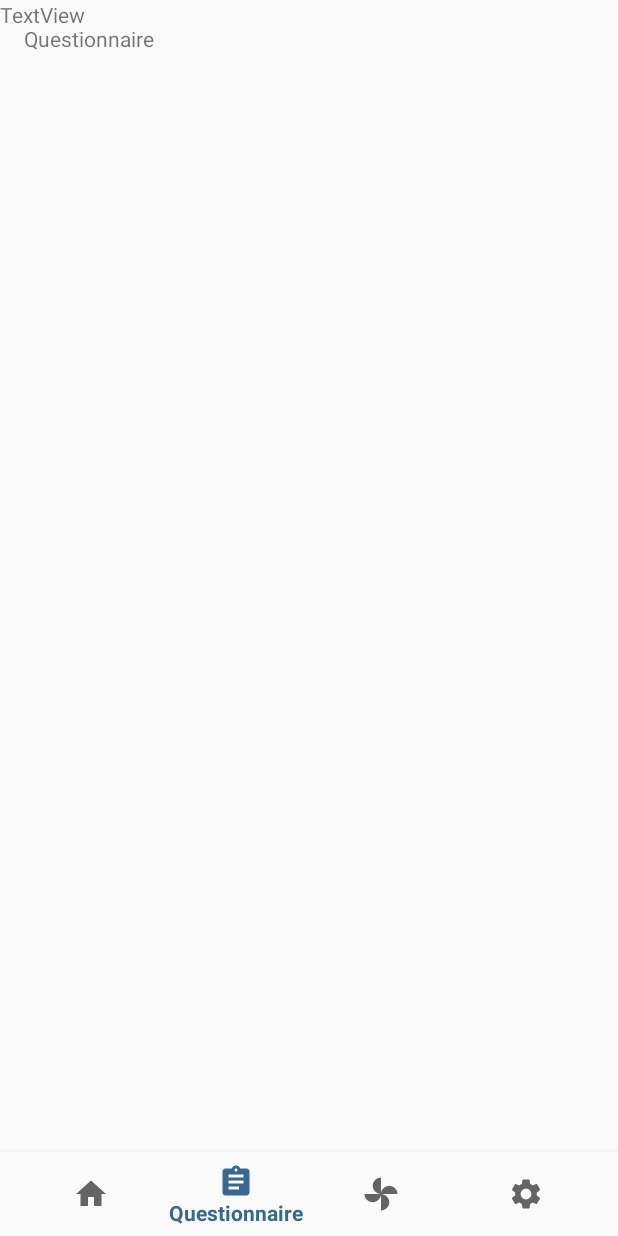
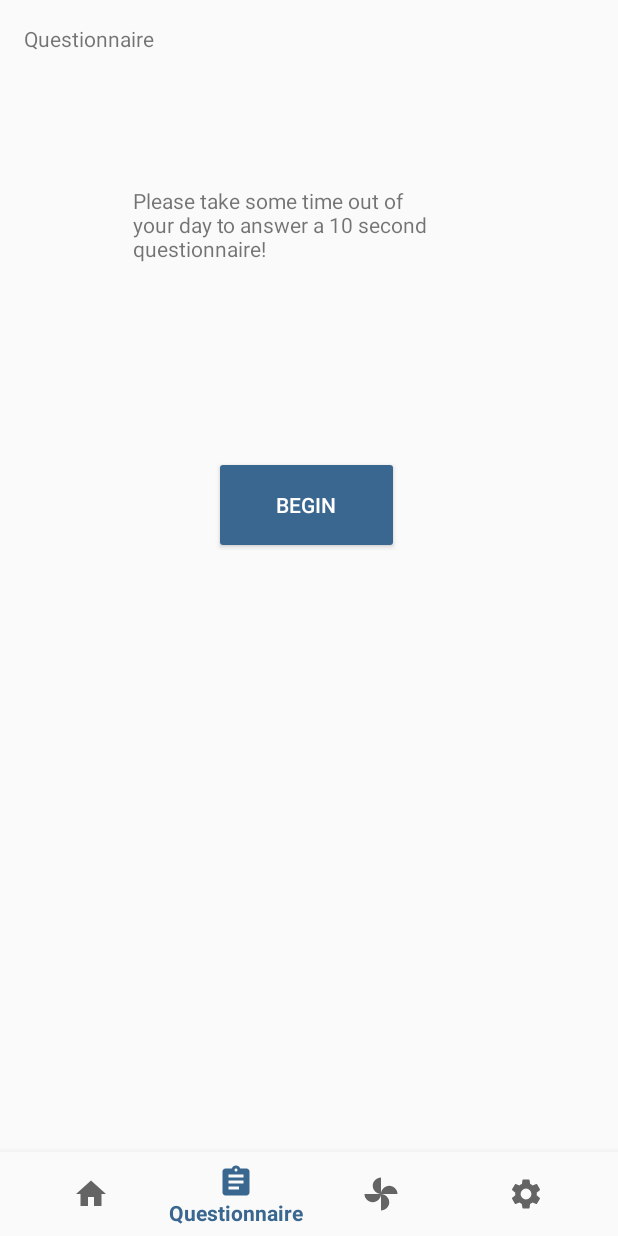
Before and after one commit to First-responder-anxiety/StressOS, an Android app: the HomeActivity screen opened directly, with no data from a screen before it, item 2 of the bottom bar chosen, on a phone screen of 412 x 824 dp. Run offline under Robolectric (Android 15) with nearby library versions, the phone set to English and light mode, and no system bars.

Commit message:
added new fragments for the app

```diff
--- a/app/build.gradle
+++ b/app/build.gradle
@@ -27,6 +27,7 @@ dependencies {
     implementation 'com.android.support:support-annotations:28.0.0'
     implementation 'android.arch.lifecycle:extensions:1.1.1'
     implementation 'com.android.support:support-vector-drawable:28.0.0'
+    implementation 'com.android.support:support-v4:28.0.0'
     testImplementation 'junit:junit:4.12'
     androidTestImplementation 'com.android.support.test:runner:1.0.2'
     androidTestImplementation 'com.android.support.test.espresso:espresso-core:3.0.2'
--- /dev/null
+++ b/app/src/main/java/com/example/stressos/BadgesFragment.java
@@ -0,0 +1,29 @@
+package com.example.stressos;
+
+
+import android.os.Bundle;
+import android.support.v4.app.Fragment;
+import android.view.LayoutInflater;
+import android.view.View;
+import android.view.ViewGroup;
+
+
+/**
+ * A simple {@link Fragment} subclass.
+ */
+public class BadgesFragment extends Fragment {
+
+
+    public BadgesFragment() {
+        // Required empty public constructor
+    }
+
+
+    @Override
+    public View onCreateView(LayoutInflater inflater, ViewGroup container,
+                             Bundle savedInstanceState) {
+        // Inflate the layout for this fragment
+        return inflater.inflate(R.layout.fragment_badges, container, false);
+    }
+
+}
--- a/app/src/main/java/com/example/stressos/HomeActivity.java
+++ b/app/src/main/java/com/example/stressos/HomeActivity.java
@@ -3,6 +3,8 @@ package com.example.stressos;
 import android.content.Intent;
 import android.os.Bundle;
 import android.support.design.widget.BottomNavigationView;
+import android.support.v4.app.Fragment;
+import android.support.v4.app.FragmentManager;
 import android.support.v7.app.AppCompatActivity;
 import android.support.annotation.NonNull;
 import android.view.MenuItem;
@@ -11,6 +13,11 @@ import android.widget.TextView;
 public class HomeActivity extends AppCompatActivity {
     private TextView mTextMessage;
     private String username;
+    private final Fragment questionFrag = new QuestionnaireFragment();
+    private final Fragment badgesFrag = new BadgesFragment();
+    private final Fragment homeFrag = new HomeFragment();
+    final FragmentManager fragmentManager = getSupportFragmentManager();
+    Fragment active = homeFrag;
 
     private BottomNavigationView.OnNavigationItemSelectedListener mOnNavigationItemSelectedListener
             = new BottomNavigationView.OnNavigationItemSelectedListener() {
@@ -20,12 +27,18 @@ public class HomeActivity extends AppCompatActivity {
             switch (item.getItemId()) {
                 case R.id.navigation_home:
                     mTextMessage.setText("Hello, " + username);
+                    fragmentManager.beginTransaction().hide(active).show(homeFrag).commit();
+                    active = homeFrag;
                     return true;
                 case R.id.navigation_badges:
                     mTextMessage.setText(R.string.title_badges);
+                    fragmentManager.beginTransaction().hide(active).show(badgesFrag).commit();
+                    active = badgesFrag;
                     return true;
                 case R.id.navigation_questionnaire:
                     mTextMessage.setText(R.string.title_questionnaire);
+                    fragmentManager.beginTransaction().hide(active).show(questionFrag).commit();
+                    active = questionFrag;
                     return true;
                 case R.id.navigation_settings:
                     mTextMessage.setText(R.string.title_settings);
@@ -45,6 +58,10 @@ public class HomeActivity extends AppCompatActivity {
         Intent intent = getIntent();
         username = intent.getStringExtra("USERNAME");
         mTextMessage.setText("Hello, " + username);
+        fragmentManager.beginTransaction().add(R.id.home_container, badgesFrag, "3").hide(badgesFrag).commit();
+        fragmentManager.beginTransaction().add(R.id.home_container, questionFrag, "2").hide(questionFrag).commit();
+        fragmentManager.beginTransaction().add(R.id.home_container, homeFrag, "1").commit();
+
     }
 
     @Override
--- /dev/null
+++ b/app/src/main/java/com/example/stressos/HomeFragment.java
@@ -0,0 +1,29 @@
+package com.example.stressos;
+
+
+import android.os.Bundle;
+import android.support.v4.app.Fragment;
+import android.view.LayoutInflater;
+import android.view.View;
+import android.view.ViewGroup;
+
+
+/**
+ * A simple {@link Fragment} subclass.
+ */
+public class HomeFragment extends Fragment {
+
+
+    public HomeFragment() {
+        // Required empty public constructor
+    }
+
+
+    @Override
+    public View onCreateView(LayoutInflater inflater, ViewGroup container,
+                             Bundle savedInstanceState) {
+        // Inflate the layout for this fragment
+        return inflater.inflate(R.layout.fragment_home, container, false);
+    }
+
+}
--- /dev/null
+++ b/app/src/main/java/com/example/stressos/QuestionnaireFragment.java
@@ -0,0 +1,29 @@
+package com.example.stressos;
+
+
+import android.os.Bundle;
+import android.support.v4.app.Fragment;
+import android.view.LayoutInflater;
+import android.view.View;
+import android.view.ViewGroup;
+
+
+/**
+ * A simple {@link Fragment} subclass.
+ */
+public class QuestionnaireFragment extends Fragment {
+
+
+    public QuestionnaireFragment() {
+        // Required empty public constructor
+    }
+
+
+    @Override
+    public View onCreateView(LayoutInflater inflater, ViewGroup container,
+                             Bundle savedInstanceState) {
+        // Inflate the layout for this fragment
+        return inflater.inflate(R.layout.fragment_questionnaire, container, false);
+    }
+
+}
--- a/app/src/main/res/layout/activity_home.xml
+++ b/app/src/main/res/layout/activity_home.xml
@@ -6,6 +6,7 @@
     android:layout_width="match_parent"
     android:layout_height="match_parent"
     tools:context=".HomeActivity">
+
 
     <TextView
         android:id="@+id/message"
@@ -30,12 +31,25 @@
         app:layout_constraintRight_toRightOf="parent"
         app:menu="@menu/bottom_nav_menu" />
 
-    <TextView
-        android:id="@+id/textView2"
-        android:layout_width="355dp"
-        android:layout_height="209dp"
-        android:text="TextView"
-        tools:layout_editor_absoluteX="16dp"
-        tools:layout_editor_absoluteY="69dp" />
+    <ScrollView
+        android:layout_width="388dp"
+        android:layout_height="600dp"
+        android:layout_marginStart="8dp"
+        android:layout_marginLeft="8dp"
+        android:layout_marginTop="64dp"
+        android:layout_marginEnd="8dp"
+        android:layout_marginRight="8dp"
+        app:layout_constraintEnd_toEndOf="parent"
+        app:layout_constraintHorizontal_bias="0.272"
+        app:layout_constraintStart_toStartOf="parent"
+        app:layout_constraintTop_toTopOf="parent">
+
+        <RelativeLayout
+            android:layout_centerInParent="true"
+            android:layout_width="match_parent"
+            android:id="@+id/home_container"
+            android:layout_height="wrap_content"
+            android:orientation="vertical" />
+    </ScrollView>
 
 </android.support.constraint.ConstraintLayout>
--- /dev/null
+++ b/app/src/main/res/layout/fragment_badges.xml
@@ -0,0 +1,14 @@
+<?xml version="1.0" encoding="utf-8"?>
+<FrameLayout xmlns:android="http://schemas.android.com/apk/res/android"
+    xmlns:tools="http://schemas.android.com/tools"
+    android:layout_width="match_parent"
+    android:layout_height="match_parent"
+    tools:context=".BadgesFragment">
+
+    <!-- TODO: Update blank fragment layout -->
+    <TextView
+        android:layout_width="match_parent"
+        android:layout_height="match_parent"
+        android:text="@string/hello_blank_fragment" />
+
+</FrameLayout>
--- /dev/null
+++ b/app/src/main/res/layout/fragment_home.xml
@@ -0,0 +1,14 @@
+<?xml version="1.0" encoding="utf-8"?>
+<FrameLayout xmlns:android="http://schemas.android.com/apk/res/android"
+    xmlns:tools="http://schemas.android.com/tools"
+    android:layout_width="match_parent"
+    android:layout_height="match_parent"
+    tools:context=".HomeFragment">
+
+    <!-- TODO: Update blank fragment layout -->
+    <TextView
+        android:layout_width="match_parent"
+        android:layout_height="match_parent"
+        android:text="@string/hello_blank_fragment" />
+
+</FrameLayout>
--- /dev/null
+++ b/app/src/main/res/layout/fragment_questionnaire.xml
@@ -0,0 +1,45 @@
+<?xml version="1.0" encoding="utf-8"?>
+<android.support.constraint.ConstraintLayout xmlns:android="http://schemas.android.com/apk/res/android"
+    xmlns:app="http://schemas.android.com/apk/res-auto"
+    xmlns:tools="http://schemas.android.com/tools"
+    android:layout_width="match_parent"
+    android:layout_height="match_parent"
+    android:baselineAligned="false"
+    android:orientation="vertical"
+    tools:context=".QuestionnaireFragment">
+
+    <!-- TODO: Update blank fragment layout -->
+
+    <TextView
+        android:id="@+id/textView2"
+        android:layout_width="231dp"
+        android:layout_height="128dp"
+        android:layout_marginStart="8dp"
+        android:layout_marginLeft="8dp"
+        android:layout_marginTop="60dp"
+        android:layout_marginEnd="8dp"
+        android:layout_marginRight="8dp"
+        android:text="@string/questionnaire_intro"
+        app:layout_constraintEnd_toEndOf="parent"
+        app:layout_constraintStart_toStartOf="parent"
+        app:layout_constraintTop_toTopOf="parent" />
+
+    <Button
+        android:id="@+id/button7"
+        android:layout_width="123dp"
+        android:layout_height="65dp"
+        android:layout_marginStart="8dp"
+        android:layout_marginLeft="8dp"
+        android:layout_marginTop="52dp"
+        android:layout_marginEnd="8dp"
+        android:layout_marginRight="8dp"
+        android:layout_marginBottom="8dp"
+        android:theme ="@style/PrimaryButton"
+        android:text="Begin"
+        app:layout_constraintBottom_toBottomOf="parent"
+        app:layout_constraintEnd_toEndOf="parent"
+        app:layout_constraintStart_toStartOf="parent"
+        app:layout_constraintTop_toBottomOf="@+id/textView2"
+        app:layout_constraintVertical_bias="0.083" />
+
+</android.support.constraint.ConstraintLayout>
--- a/app/src/main/res/values/strings.xml
+++ b/app/src/main/res/values/strings.xml
@@ -20,4 +20,8 @@
     <string name="title_settings">Settings</string>
     <string name="title_badges">Badges</string>
     <string name="title_questionnaire">Questionnaire</string>
+
+    <!-- TODO: Remove or change this placeholder text -->
+    <string name ="hello_blank_fragment">HELLO WORLD</string>
+    <string name="questionnaire_intro">Please take some time out of your day to answer a 10 second questionnaire!</string>
 </resources>
```
